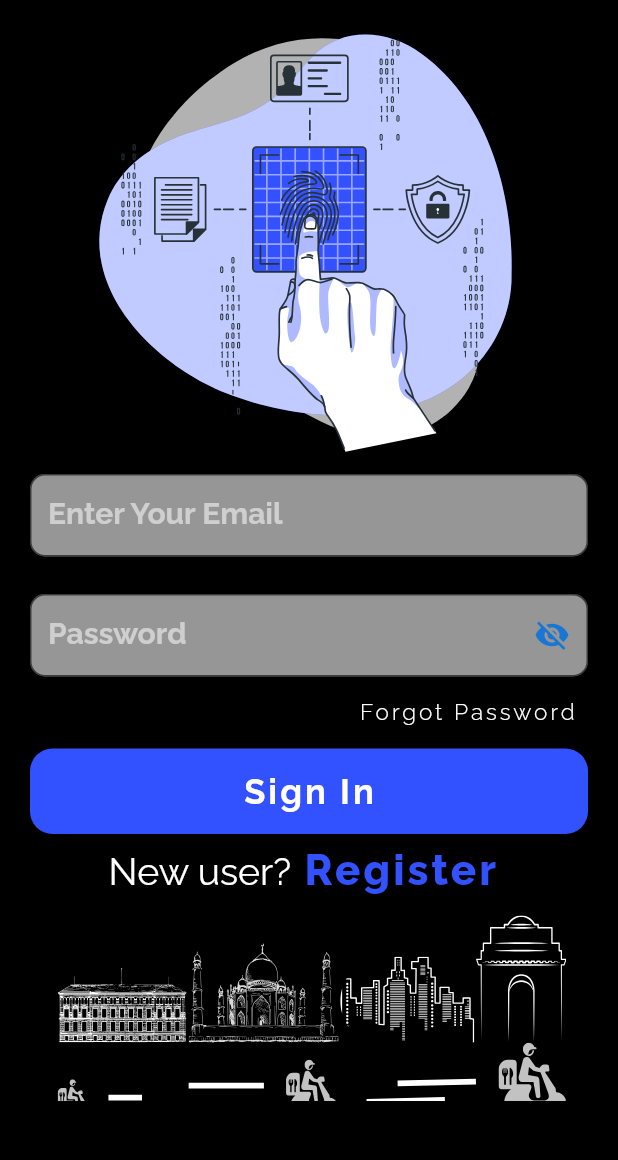
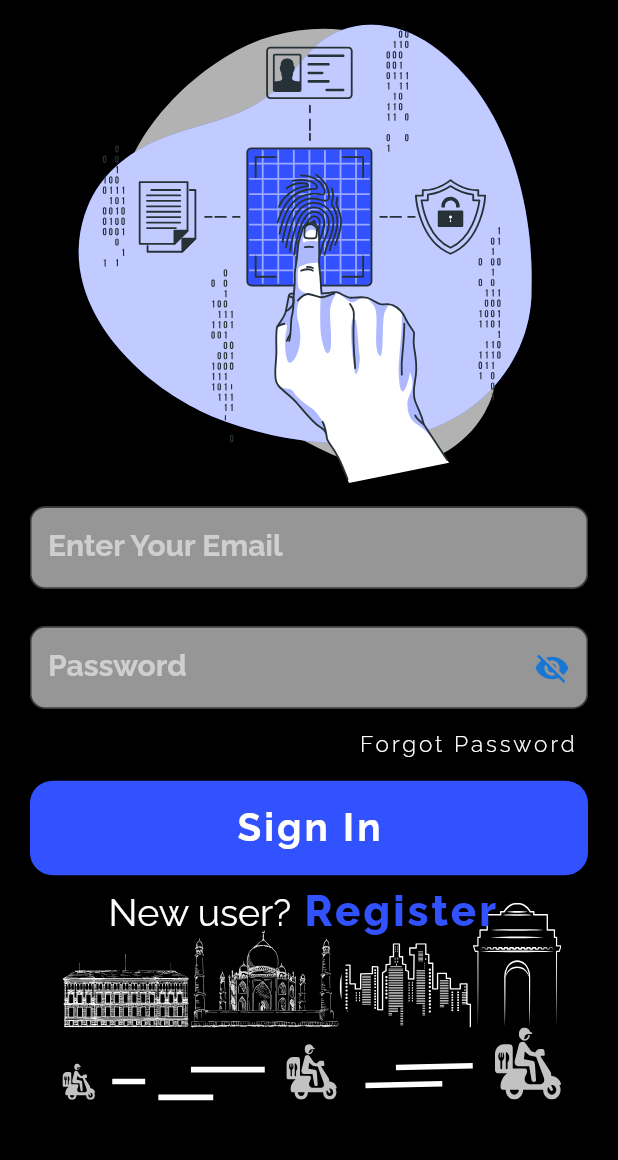
Before and after one commit to udityaprakash/Foodora-Seller-App, a Flutter app: the screen it shows after launch, after a tap on "Sign In", on a phone screen of 412 x 824 dp, the part 75-1235 px from its top. Run offline on Flutter 3.47's test engine with Material 2 defaults, Android fonts, the phone set to English and light mode, and no system bars; our stand-ins replace flutter_svg.

Commit message:
modified every thing with media for small screen phones

```diff
--- a/lib/screens/desigining.dart
+++ b/lib/screens/desigining.dart
@@ -18,15 +18,15 @@ Widget buttongenerator(String quote, BuildContext context, function) {
     ),
     child: Center(
       child: Padding(
-        padding: const EdgeInsets.all(15.0),
+        padding:EdgeInsets.all(MediaQuery.of(context).size.height / 50),
         child: Text(
           quote,
-          style: const TextStyle(
+          style:TextStyle(
               letterSpacing: 2,
               color: Colors.white,
               fontFamily: 'Raleway',
               fontVariations: <FontVariation>[FontVariation('wght', 700)],
-              fontSize: 23.0),
+              fontSize: MediaQuery.of(context).size.width/16),
         ),
       ),
     ),
@@ -66,9 +66,9 @@ Widget errortextgenerator(String tex, double fontS, double weit) {
   );
 }
 
-Widget InputFieldgenerator(String hinttxt) {
+Widget InputFieldgenerator(String hinttxt,BuildContext context) {
   return SizedBox(
-    height: 55,
+    height: MediaQuery.of(context).size.height/15,
     child: TextFormField(
       style: const TextStyle(
         fontSize: 20,
@@ -105,9 +105,10 @@ Widget Textlink(String tex, double fontsiz, BuildContext context,
     ),
   );
 }
+
 Widget Inputpassfield(String hinttxt, bool _passwordVisible, context, funct) {
   return SizedBox(
-    height: 55,
+    height: MediaQuery.of(context).size.height/15,
     child: TextFormField(
       style: const TextStyle(
         fontSize: 20,
@@ -121,7 +122,7 @@ Widget Inputpassfield(String hinttxt, bool _passwordVisible, context, funct) {
             _passwordVisible ? Icons.visibility_off : Icons.visibility,
             color: Theme.of(context).primaryColorDark,
           ),
-          onPressed:funct,
+          onPressed: funct,
         ),
         hintText: hinttxt,
         hintStyle: const TextStyle(
@@ -138,3 +139,18 @@ Widget Inputpassfield(String hinttxt, bool _passwordVisible, context, funct) {
     ),
   );
 }
+
+Widget Backgroundimg(BuildContext context) {
+  return Container(
+    height: MediaQuery.of(context).size.height,
+    width: MediaQuery.of(context).size.width,
+    child: Align(
+      alignment: Alignment.bottomCenter,
+      child: SvgPicture.asset(
+        'assets/svg/bottompage.svg',
+        width:MediaQuery.of(context).size.width,)
+      // svggenerator(
+      //     200, MediaQuery.of(context).size.width, 'assets/svg/bottompage.svg'),
+    ),
+  );
+}
--- a/lib/screens/homepage/homepage.dart
+++ b/lib/screens/homepage/homepage.dart
@@ -44,27 +44,31 @@ class Homepage extends StatelessWidget {
                     Padding(
                       padding: const EdgeInsets.only(left: 25.0),
                       child: textgenerator(
-                          'Foodora', 50.0, 'FoodoraFont', 700, Colors.white),
+                          'Foodora',
+                          MediaQuery.of(context).size.width / 8,
+                          'FoodoraFont',
+                          700,
+                          Colors.white),
                     ),
                     Padding(
-                      padding: const EdgeInsets.all(10.0),
-                      child: textgenerator('for bussiness', 22.0, 'FoodoraFont',
+                      padding: EdgeInsets.all(MediaQuery.of(context).size.width / 48),
+                      child: textgenerator('for bussiness', MediaQuery.of(context).size.width / 15, 'FoodoraFont',
                           400, Colors.white),
                     ),
                   ],
                 ),
-                textgenerator('Take Your Restraunt Bussiness to Pinnacle', 16,
+                textgenerator('Take Your Restraunt Bussiness to Pinnacle', MediaQuery.of(context).size.width / 25,
                     'Raleway', 800, Colors.white),
-                const SizedBox(
-                  height: 25.0,
+                SizedBox(
+                  height: MediaQuery.of(context).size.height/ 20,
                 ),
                 svggenerator(
-                  350,
-                  350,
+                  MediaQuery.of(context).size.height / 2.8,
+                  MediaQuery.of(context).size.width / 0.8,
                   'assets/svg/logo.svg',
                 ),
-                const SizedBox(
-                  height: 30,
+                SizedBox(
+                  height: MediaQuery.of(context).size.height / 30,
                 ),
                 buttongenerator('Sign In', context, () {
                   Navigator.pushNamed(context, '/siginpage');
@@ -75,20 +79,27 @@ class Homepage extends StatelessWidget {
                 buttongenerator('New Restraunt', context, () {
                   Navigator.pushNamed(context, '/newregister');
                 }),
-                Expanded(
+                Padding(
+                  padding:EdgeInsets.only(top:MediaQuery.of(context).size.height / 17, bottom:MediaQuery.of(context).size.width / 20),
                   child: Row(
                     crossAxisAlignment: CrossAxisAlignment.end,
                     mainAxisAlignment: MainAxisAlignment.spaceEvenly,
-                    children: const [
+                    children: [
                       Text("Code Of Conduct",
                           style:
-                              TextStyle(decoration: TextDecoration.underline)),
+                              TextStyle(decoration:TextDecoration.underline,
+                              fontSize: MediaQuery.of(context).size.width / 35
+
+                              ),
+                              ),
                       Text("Terms Of Service",
                           style:
-                              TextStyle(decoration: TextDecoration.underline)),
+                              TextStyle(decoration: TextDecoration.underline,
+                              fontSize: MediaQuery.of(context).size.width / 35),),
                       Text("Privacy Policy",
                           style:
-                              TextStyle(decoration: TextDecoration.underline))
+                              TextStyle(decoration: TextDecoration.underline,
+                              fontSize: MediaQuery.of(context).size.width / 35))
                     ],
                   ),
                 )
--- a/lib/screens/homepage/loginpage.dart
+++ b/lib/screens/homepage/loginpage.dart
@@ -29,7 +29,14 @@ class _LoginpageState extends State<Loginpage> {
         child: Container(
           height: MediaQuery.of(context).size.height - 40.0,
           padding: const EdgeInsets.symmetric(horizontal: 20.0),
-          child: ListView(
+          child: Stack(children: [
+            Align(
+              alignment: Alignment.bottomCenter,
+              child: svggenerator(
+                MediaQuery.of(context).size.height/6,
+                MediaQuery.of(context).size.width/1.1 ,
+                 'assets/svg/bottompage.svg')),
+            ListView(
               shrinkWrap: true,
               children: [
                 Row(
@@ -50,10 +57,12 @@ class _LoginpageState extends State<Loginpage> {
                 Column(
                   children: [
                     Padding(
-                    padding: const EdgeInsets.all(8.0),
-                    child: svggenerator(300, 300, 'assets/svg/Fingerprint.svg'),
+                      padding: const EdgeInsets.only(bottom: 8.0),
+                      child:
+                          svggenerator(MediaQuery.of(context).size.height/2.5,
+                           MediaQuery.of(context).size.width/0.7, 'assets/svg/Fingerprint.svg'),
                     ),
-                  InputFieldgenerator('Enter Your Email'),
+                    InputFieldgenerator('Enter Your Email',context),
                     SizedBox(
                       height: 25.0,
                       child: Row(
@@ -67,7 +76,7 @@ class _LoginpageState extends State<Loginpage> {
                       'Password',
                       _passwordVisible,
                       context,
-                    (){
+                      () {
                         setState(() {
                           _passwordVisible = !_passwordVisible;
                         });
@@ -102,15 +111,16 @@ class _LoginpageState extends State<Loginpage> {
                         })
                       ],
                     ),
-                  Column(
-                    children: [
-                      svggenerator(140, 360, 'assets/svg/bottompage.svg'),
+                    // Column(
+                    //   children: [
+                    //     svggenerator(140, 360, 'assets/svg/bottompage.svg'),
+                    //   ],
+                    // ),
                   ],
                 ),
               ],
             ),
-            ],
-          ),
+          ]),
         ),
       ),
     ));
--- a/lib/screens/newregister/register.dart
+++ b/lib/screens/newregister/register.dart
@@ -13,8 +13,25 @@ class _RegisterState extends State<Register> {
   Widget build(BuildContext context) {
     return Scaffold(
       body: SafeArea(
-        child: Center(
-          child: textgenerator('New Register', 20, 'Raleway', 500, Colors.blue),
+        child: Stack(
+          children:[
+            Backgroundimg(context),
+            SingleChildScrollView(
+            child: Container(
+              width: MediaQuery.of(context).size.width,
+              child: Column(
+                // mainAxisAlignment: MainAxisAlignment.spaceBetween,
+                children: [
+
+                  Center(
+                    child: textgenerator(
+                        'Welcome', 30, 'Raleway', 700, Colors.blue),
+                  ),
+                ],
+              ),
+            ),
+          ),
+          ]
         ),
       ),
     );
```
Lines whose indentation alone changed are shown as unchanged.
